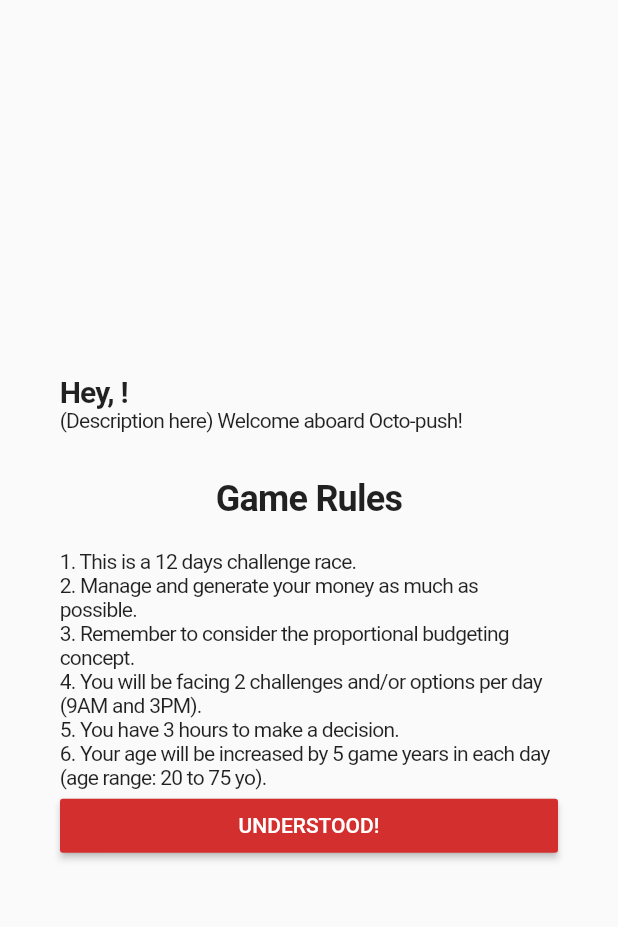
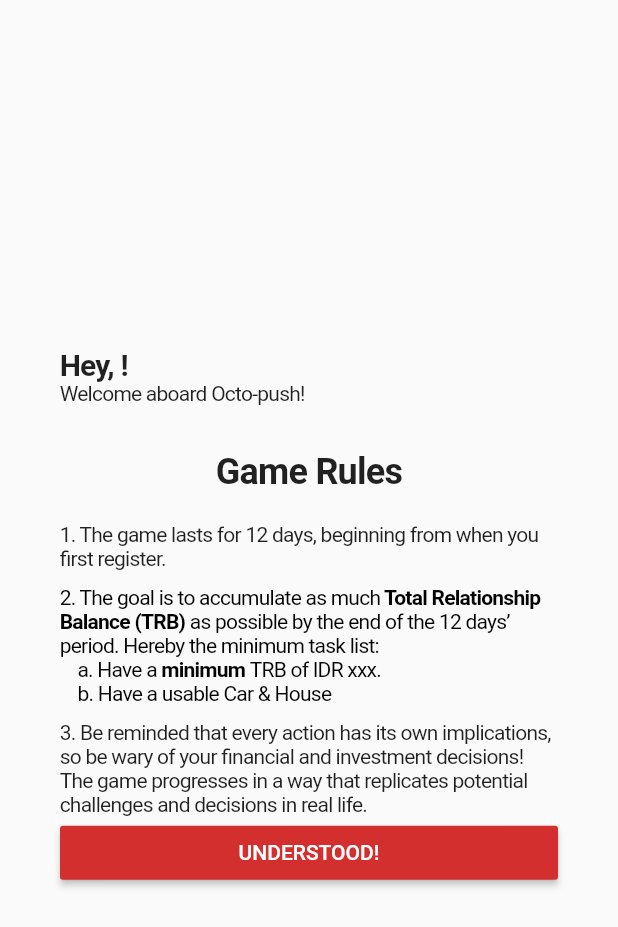
Before and after one commit to leovinsen/octopush, a Flutter app: the GameRulesPage screen opened directly with empty values, on a phone screen of 412 x 824 dp. Shown: the top 927 px of the screen. Run offline on Flutter 3.47's test engine with Material 2 defaults, Android fonts, the phone set to English and light mode, and no system bars; our stand-ins replace bloc, equatable, flutter_bloc, flutter_money_formatter, google_fonts, shared_preferences and 1 more; accounts and stored records are empty.

Commit message:
Initial implementation

```diff
--- a/lib/screens/game_rules_page.dart
+++ b/lib/screens/game_rules_page.dart
@@ -1,7 +1,4 @@
 import 'package:flutter/material.dart';
-import 'package:flutter_bloc/flutter_bloc.dart';
-import 'package:octopush/bloc/user_bloc.dart';
-import 'package:octopush/bloc/user_data/user_data_bloc.dart';
 import 'package:octopush/screens/career_choice_page.dart';
 import 'package:octopush/styles.dart';
 
@@ -10,21 +7,10 @@ class GameRulesPage extends StatelessWidget {
 
   GameRulesPage(this.userName);
 
-  final String description =
-      '(Description here) Welcome aboard Octo-push!';
-
-  final List rules = [
-    '1. This is a 12 days challenge race.',
-    '2. Manage and generate your money as much as possible.',
-    '3. Remember to consider the proportional budgeting concept.',
-    '4. You will be facing 2 challenges and/or options per day (9AM and 3PM).',
-    '5. You have 3 hours to make a decision.',
-    '6. Your age will be increased by 5 game years in each day (age range: 20 to 75 yo).'
-  ];
+  final String description = 'Welcome aboard Octo-push!';
 
   @override
   Widget build(BuildContext context) {
-
     return Scaffold(
       body: Center(
         child: ListView(
@@ -48,8 +34,11 @@ class GameRulesPage extends StatelessWidget {
                   textAlign: TextAlign.center,
                   style: titleStyle,
                 ),
-                SizedBox(height: 20.0,)
-              ] + _buildRulesList() +
+                SizedBox(
+                  height: 20.0,
+                )
+              ] +
+              _buildRulesList() +
               [
                 RaisedButton(
                   color: Theme.of(context).primaryColorDark,
@@ -64,7 +53,72 @@ class GameRulesPage extends StatelessWidget {
     );
   }
 
-  List<Widget> _buildRulesList(){
-    return rules.map((rule) => Text(rule, style: baseStyle,)).toList();
+  // List<Widget> _buildRulesList() {
+  //   return rules
+  //       .map((rule) => Padding(
+  //             padding: const EdgeInsets.only(bottom: 8.0),
+  //             child: Text(
+  //               rule,
+  //               style: baseStyle,
+  //             ),
+  //           ))
+  //       .toList();
+  // }
+  List<Widget> _buildRulesList() {
+    return <Widget>[
+      _buildText(
+          '1. The game lasts for 12 days, beginning from when you first register. '),
+      SizedBox(height: 10.0,),
+      RichText(
+        text: TextSpan(
+          style: baseStyle.copyWith(color: Colors.black),
+          children: <TextSpan>[
+            _buildSpan(text: '2. The goal is to accumulate as much'),
+            _buildSpanBold(text: ' Total Relationship Balance (TRB) '),
+            _buildSpan(text: 'as possible by the end of the 12 days’ period. Hereby the minimum task list: '),
+            _buildSpan(text: '\n\t\t\t\ta. Have a '),
+            _buildSpanBold(text: 'minimum '),
+            _buildSpan(text: 'TRB of IDR xxx.'),
+            _buildSpan(text: '\n\t\t\t\tb. Have a usable Car & House'),
+          ],
+        ),
+      ),
+      SizedBox(height: 10.0,),
+      _buildText('3. Be reminded that every action has its own implications, so be wary of your financial and investment decisions! ' +
+        'The game progresses in a way that replicates potential challenges and decisions in real life. '),
+
+    ];
+  }
+
+  TextSpan _buildSpan({String text}){
+    return TextSpan(text: text);
+  }
+
+  TextSpan _buildSpanBold({String text}){
+    return TextSpan(text: text, style: _bold());
+  }
+  final List rules = [
+    '4. There are 2 sessions per day (Session 1: 9:00-12:00, Session 2: 15:00-18:00), each representing 2.5 years of virtual life time. '
+        'Meaning for the entire 12 days, you will be experiencing a total of 60 virtual life time (Age 20-75)',
+    '5. The game will only be playable during the mentioned sessions above.',
+    '6. You will receive 1 challenge per session, be sure to always check your mail. '
+        'Challenge decision will expire at the end of the same session, so decide fast!',
+    '7. You have 2 career choices; Employee and Entrepreneur, each with its own characteristics ' +
+        '(income stability, fluctuations, and etc). You can only change your career once.',
+    '8. Every decision you made is <b>permanent</b>.',
+    '9. Failure in payments / installments will receive in the deduction of TRB by the following liquidity ranking: (1) Octo Savers (2) Time Deposit. ',
+    '10. The game contains probability and randomization; hence you might receive a different challenge as your friends. No cheating!',
+    '11. <b>Summary:</b> Accumulate as much money as possible with your own financial strategy, whilst taking on real-life like challenges and problems. Good luck!'
+  ];
+
+  Text _buildText(String text) {
+    return Text(
+      text,
+      style: baseStyle,
+    );
+  }
+
+  TextStyle _bold(){
+    return baseStyle.copyWith(fontWeight: FontWeight.bold);
   }
 }
```
